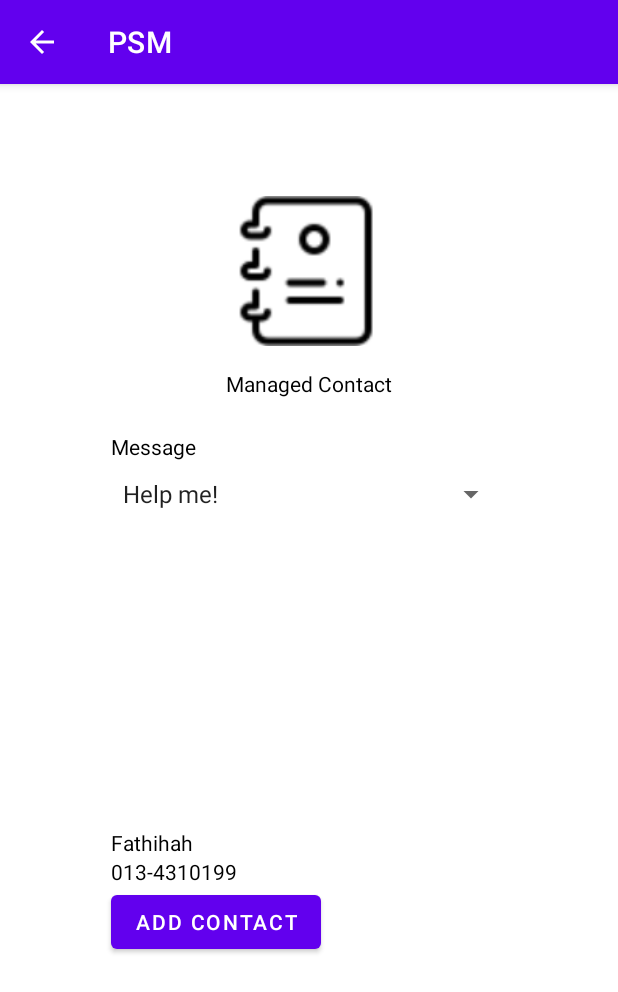
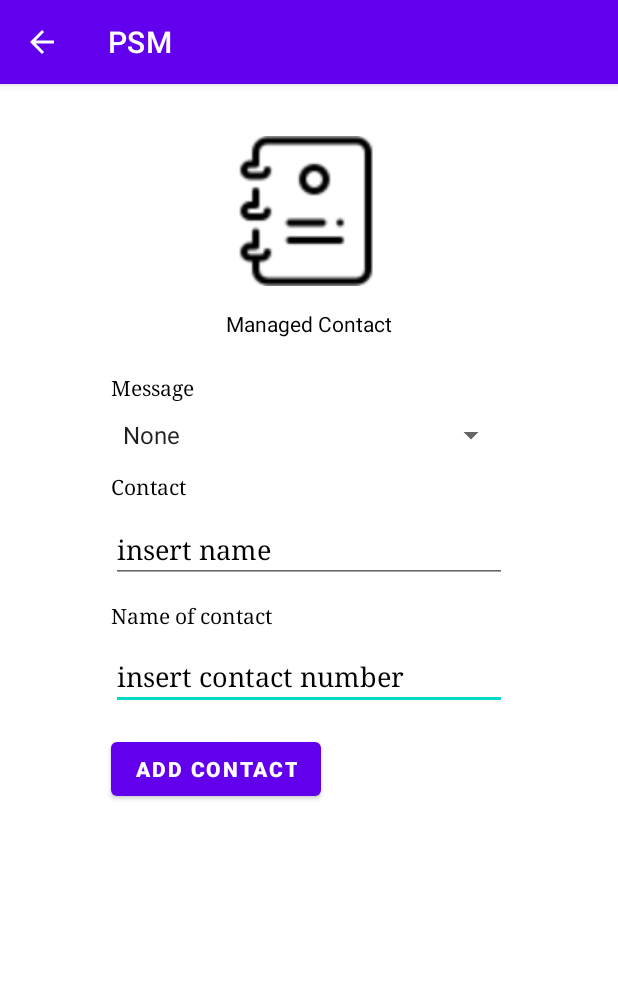
Before and after one commit to NurfaGazman/PSM, an Android app: the ManagedContact screen opened directly, with no data from a screen before it, on a phone screen of 412 x 824 dp. Shown: the top 992 px of the screen. Run offline under Robolectric (Android 15) with nearby library versions, the phone set to English and light mode, and no system bars; our stand-ins replace Volley; libraries missing offline, so code that uses them is left out: cn.pedant; network calls fail; 1 statement that could not run was skipped.

Commit message:
update 7/6

```diff
--- a/app/src/main/java/com/example/psm/Register.java
+++ b/app/src/main/java/com/example/psm/Register.java
@@ -91,8 +91,8 @@ public class Register extends AppCompatActivity {
                 e.printStackTrace();
             }
 
-            Log.d("something" ,"test");
-
+            //Log.d("something" ,"test");
+            //1function besar ambik dari ()
             RequestController requestController = new RequestController(Request.Method.POST,
                    "/register", body,
                     new Response.Listener<String>() {
@@ -115,7 +115,7 @@ public class Register extends AppCompatActivity {
 
                         }
                     });
-
+                //sampai sini
                     requestQueue.add(requestController);
 
         }
--- a/app/src/main/res/layout/activity_homepage.xml
+++ b/app/src/main/res/layout/activity_homepage.xml
@@ -18,7 +18,7 @@
         app:layout_constraintHorizontal_bias="0.498"
         app:layout_constraintStart_toStartOf="parent"
         app:layout_constraintTop_toTopOf="parent"
-        app:layout_constraintVertical_bias="0.685" />
+        app:layout_constraintVertical_bias="0.664" />
 
     <TextView
         android:layout_width="wrap_content"
@@ -32,7 +32,7 @@
         app:layout_constraintHorizontal_bias="0.498"
         app:layout_constraintStart_toStartOf="parent"
         app:layout_constraintTop_toTopOf="parent"
-        app:layout_constraintVertical_bias="0.121" />
+        app:layout_constraintVertical_bias="0.078" />
 
     <ImageView
         android:id="@+id/btnsetting"
--- a/app/src/main/res/layout/activity_managed_contact.xml
+++ b/app/src/main/res/layout/activity_managed_contact.xml
@@ -14,6 +14,13 @@
         app:layout_constraintGuide_percent="0.18" />
 
     <androidx.constraintlayout.widget.Guideline
+        android:id="@+id/vh3"
+        android:layout_width="wrap_content"
+        android:layout_height="wrap_content"
+        android:orientation="horizontal"
+        app:layout_constraintGuide_percent="0.95" />
+
+    <androidx.constraintlayout.widget.Guideline
         android:id="@+id/vh1"
         android:layout_width="wrap_content"
         android:layout_height="wrap_content"
@@ -25,13 +32,13 @@
         android:id="@+id/managedContact"
         android:layout_width="130dp"
         android:layout_height="100dp"
-        android:layout_marginTop="-20dp"
+        android:layout_marginTop="-5dp"
         app:layout_constraintBottom_toBottomOf="parent"
         app:layout_constraintEnd_toEndOf="parent"
         app:layout_constraintHorizontal_bias="0.498"
         app:layout_constraintStart_toStartOf="parent"
         app:layout_constraintTop_toTopOf="parent"
-        app:layout_constraintVertical_bias="0.138"
+        app:layout_constraintVertical_bias="0.059"
         app:srcCompat="@drawable/manage_contact" />
 
     <TextView
@@ -48,7 +55,7 @@
         app:layout_constraintVertical_bias="0.009" />
 
     <Spinner
-        android:id="@+id/spinner"
+        android:id="@+id/list"
         android:layout_width="0dp"
         android:layout_height="wrap_content"
         android:layout_marginTop="10dp"
@@ -68,6 +75,7 @@
         android:layout_height="wrap_content"
         android:layout_marginTop="10dp"
         android:text="Message"
+        android:fontFamily="serif"
         android:textColor="#000000"
         app:layout_constraintBottom_toBottomOf="parent"
         app:layout_constraintEnd_toStartOf="@+id/vh1"
@@ -76,16 +84,31 @@
         app:layout_constraintTop_toBottomOf="@+id/textView11"
         app:layout_constraintVertical_bias="0.024" />
 
-    <androidx.recyclerview.widget.RecyclerView
-        android:id="@+id/listContact"
+
+    <ScrollView
+        android:id="@+id/scrollView"
         android:layout_width="0dp"
-        android:layout_height="wrap_content"
-        app:layout_constraintBottom_toBottomOf="parent"
+        android:layout_height="0dp"
+        app:layout_constraintBottom_toTopOf="@+id/vh3"
         app:layout_constraintEnd_toStartOf="@+id/vh1"
         app:layout_constraintHorizontal_bias="0.0"
         app:layout_constraintStart_toStartOf="@+id/vh2"
-        app:layout_constraintTop_toBottomOf="@+id/spinner"
-        app:layout_constraintVertical_bias="0.474" />
+        app:layout_constraintTop_toBottomOf="@+id/btnAddNo"
+        tools:ignore="MissingConstraints">
+
+
+        <androidx.recyclerview.widget.RecyclerView
+            android:id="@+id/listContact"
+            android:layout_width="223dp"
+            android:layout_height="160dp"
+            app:layout_constraintBottom_toBottomOf="parent"
+            app:layout_constraintEnd_toStartOf="@+id/vh1"
+            app:layout_constraintHorizontal_bias="0.0"
+            app:layout_constraintStart_toStartOf="@+id/vh2"
+            app:layout_constraintTop_toBottomOf="@+id/list"
+            app:layout_constraintVertical_bias="0.883" />
+
+    </ScrollView>
 
     <androidx.fragment.app.FragmentContainerView
         android:id="@+id/frgSwal"
@@ -98,12 +121,75 @@
         android:id="@+id/btnAddNo"
         android:layout_width="wrap_content"
         android:layout_height="wrap_content"
+        android:layout_marginBottom="216dp"
         android:text="Add contact"
+        android:textStyle="bold"
         app:layout_constraintBottom_toBottomOf="parent"
         app:layout_constraintEnd_toStartOf="@+id/vh1"
         app:layout_constraintHorizontal_bias="0.0"
         app:layout_constraintStart_toStartOf="@+id/vh2"
-        app:layout_constraintTop_toBottomOf="@+id/listContact"
+        app:layout_constraintTop_toBottomOf="@+id/insertcontact"
+        app:layout_constraintVertical_bias="0.178" />
+
+    <TextView
+        android:id="@+id/textView8"
+        android:layout_width="wrap_content"
+        android:layout_height="wrap_content"
+        android:text="Contact "
+        android:fontFamily="serif"
+        android:textColor="#000000"
+        app:layout_constraintBottom_toBottomOf="parent"
+        app:layout_constraintEnd_toStartOf="@+id/vh1"
+        app:layout_constraintHorizontal_bias="0.0"
+        app:layout_constraintStart_toStartOf="@+id/vh2"
+        app:layout_constraintTop_toBottomOf="@+id/list"
+        app:layout_constraintVertical_bias="0.025" />
+
+    <EditText
+        android:id="@+id/insertcontact"
+        android:layout_width="0dp"
+        android:layout_height="wrap_content"
+        android:ems="10"
+        android:hint="insert contact number"
+        android:fontFamily="serif"
+        android:inputType="textPersonName"
+        android:textColorHint="#000000"
+        app:layout_constraintBottom_toBottomOf="parent"
+        app:layout_constraintEnd_toStartOf="@+id/vh1"
+        app:layout_constraintHorizontal_bias="0.0"
+        app:layout_constraintStart_toStartOf="@+id/vh2"
+        app:layout_constraintTop_toBottomOf="@+id/textView13"
+        app:layout_constraintVertical_bias="0.024" />
+
+    <EditText
+        android:id="@+id/insertName"
+        android:layout_width="0dp"
+        android:layout_height="wrap_content"
+        android:layout_marginTop="10dp"
+        android:ems="10"
+        android:hint="insert name"
+        android:fontFamily="serif"
+        android:inputType="textPersonName"
+        android:textColor="#000000"
+        android:textColorHint="#000000"
+        app:layout_constraintBottom_toBottomOf="parent"
+        app:layout_constraintEnd_toStartOf="@+id/vh1"
+        app:layout_constraintHorizontal_bias="0.0"
+        app:layout_constraintStart_toStartOf="@+id/vh2"
+        app:layout_constraintTop_toBottomOf="@+id/textView8"
         app:layout_constraintVertical_bias="0.0" />
 
+    <TextView
+        android:id="@+id/textView13"
+        android:layout_width="wrap_content"
+        android:layout_height="wrap_content"
+        android:layout_marginTop="12dp"
+        android:text="Name of contact"
+        android:textColor="#000000"
+        android:fontFamily="serif"
+        app:layout_constraintEnd_toStartOf="@+id/vh1"
+        app:layout_constraintHorizontal_bias="0.0"
+        app:layout_constraintStart_toStartOf="@+id/vh2"
+        app:layout_constraintTop_toBottomOf="@+id/insertName" />
+
 </androidx.constraintlayout.widget.ConstraintLayout>
--- a/app/src/main/res/layout/activity_managed_profile.xml
+++ b/app/src/main/res/layout/activity_managed_profile.xml
@@ -119,6 +119,7 @@
         android:layout_width="wrap_content"
         android:layout_height="wrap_content"
         android:layout_marginTop="10dp"
+        android:fontFamily="serif"
         android:text="Birth Date"
         app:layout_constraintStart_toStartOf="@+id/vh2"
         app:layout_constraintTop_toBottomOf="@+id/radioGroup" />
@@ -140,6 +141,7 @@
         android:layout_height="wrap_content"
         android:layout_marginTop="10dp"
         android:text="Address"
+        android:fontFamily="serif"
         app:layout_constraintStart_toStartOf="@+id/vh2"
         app:layout_constraintTop_toBottomOf="@+id/dateBirth" />
 
@@ -161,6 +163,7 @@
         android:layout_height="wrap_content"
         android:layout_marginTop="8dp"
         android:text="Medical ID"
+        android:fontFamily="serif"
         app:layout_constraintStart_toStartOf="@+id/vh2"
         app:layout_constraintTop_toBottomOf="@+id/address" />
 
--- a/app/src/main/res/layout/contact_item.xml
+++ b/app/src/main/res/layout/contact_item.xml
@@ -1,7 +1,7 @@
 <?xml version="1.0" encoding="utf-8"?>
-<androidx.constraintlayout.widget.ConstraintLayout xmlns:android="http://schemas.android.com/apk/res/android"
+<LinearLayout xmlns:android="http://schemas.android.com/apk/res/android"
     android:layout_width="match_parent"
-    android:layout_height="match_parent">
+    android:layout_height="wrap_content">
 
     <LinearLayout
         android:layout_width="match_parent"
@@ -22,4 +22,4 @@
             android:text="Contact of Number"
             android:textColor="#000000" />
     </LinearLayout>
-</androidx.constraintlayout.widget.ConstraintLayout>
+</LinearLayout>
--- a/app/src/main/res/values/strings.xml
+++ b/app/src/main/res/values/strings.xml
@@ -1,6 +1,7 @@
 <resources>
     <string name="app_name">PSM</string>
     <string-array name="message">
+        <item>None</item>
         <item>Help me!</item>
         <item>Hi, i need your help! Please reach this place.</item>
         <item>Iam in trouble, can you help?</item>
```
Also changed, not shown: app/src/main/AndroidManifest.xml (+7 -0 lines), app/src/main/java/com/example/psm/Homepage.java (+13 -2 lines), app/src/main/java/com/example/psm/ManagedContact.java (+116 -4 lines), app/src/main/java/com/example/psm/SelfLearn.java (added, +14 -0 lines), app/src/main/res/layout/activity_self_learn.xml (added, +9 -0 lines).
